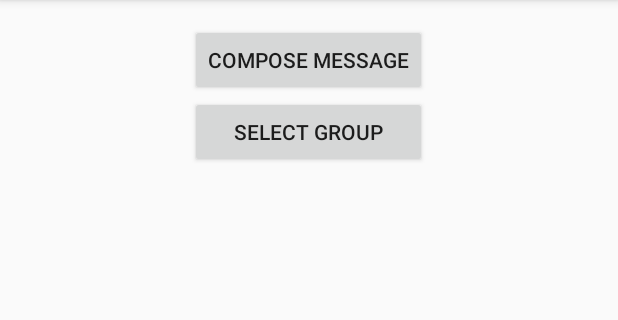
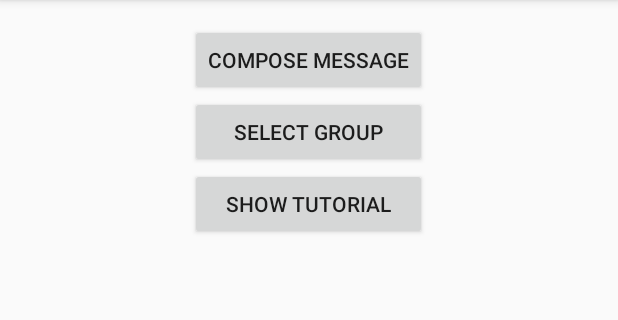
Before and after one commit to mitwong/tru2form, an Android app: the MainActivity screen opened directly, with no data from a screen before it, on a phone screen of 412 x 824 dp, the part 84-404 px from its top. Run offline under Robolectric (Android 15) with nearby library versions, the phone set to English and light mode, and no system bars; libraries missing offline, so code that uses them is left out: com.android.ex, com.google.i18n.phonenumbers.

Commit message:
Add tutorial page.
Need to implement tutorial.

```diff
--- a/app/build.gradle
+++ b/app/build.gradle
@@ -28,5 +28,5 @@ dependencies {
     compile 'com.android.support:appcompat-v7:21.0.3'
     compile 'com.klinkerapps:android-chips:+@aar'
     compile 'com.googlecode.libphonenumber:libphonenumber:7.0.2'
-
+    compile 'com.github.amlcurran.showcaseview:library:5.0.0'
 }
--- a/app/src/main/java/mobileappdev/tru2form/MainActivity.java
+++ b/app/src/main/java/mobileappdev/tru2form/MainActivity.java
@@ -87,4 +87,10 @@ public class MainActivity extends ActionBarActivity {
         Intent intent = new Intent(MainActivity.this, SelectGroup.class);
         startActivity(intent);
     }
+
+    // Starts activity to select groups
+    public void launchTutorial(View view) {
+        Intent intent = new Intent(MainActivity.this, Tutorial.class);
+        startActivity(intent);
+    }
 }
--- a/app/src/main/res/layout/activity_main.xml
+++ b/app/src/main/res/layout/activity_main.xml
@@ -29,4 +29,16 @@
         android:layout_alignLeft="@id/goToCompose"
         android:layout_alignRight="@id/goToCompose" />
 
+    <Button
+        android:layout_width="wrap_content"
+        android:layout_height="wrap_content"
+        android:id="@+id/goToTutorial"
+        android:text="Show Tutorial"
+        android:onClick="launchTutorial"
+
+        android:layout_below="@id/goToGroups"
+        android:layout_centerInParent="true"
+        android:layout_alignLeft="@id/goToCompose"
+        android:layout_alignRight="@id/goToCompose" />
+
 </RelativeLayout>
--- /dev/null
+++ b/app/src/main/res/menu/menu_tutorial.xml
@@ -0,0 +1,6 @@
+<menu xmlns:android="http://schemas.android.com/apk/res/android"
+    xmlns:app="http://schemas.android.com/apk/res-auto"
+    xmlns:tools="http://schemas.android.com/tools" tools:context="mobileappdev.tru2form.Tutorial">
+    <item android:id="@+id/action_settings" android:title="@string/action_settings"
+        android:orderInCategory="100" app:showAsAction="never" />
+</menu>
--- a/app/src/main/res/values/strings.xml
+++ b/app/src/main/res/values/strings.xml
@@ -12,5 +12,6 @@
     <string name="title_activity_compose">Compose</string>
     <string name="hello_world">Hello world!</string>
     <string name="title_activity_select_group">Select Group</string>
+    <string name="title_activity_tutorial">tutorial</string>
 
 </resources>
```
Also changed, not shown: app/src/main/java/mobileappdev/tru2form/Tutorial.java (added, +39 -0 lines), app/src/main/res/layout/activity_tutorial.xml (added, +12 -0 lines), 1 other file.
